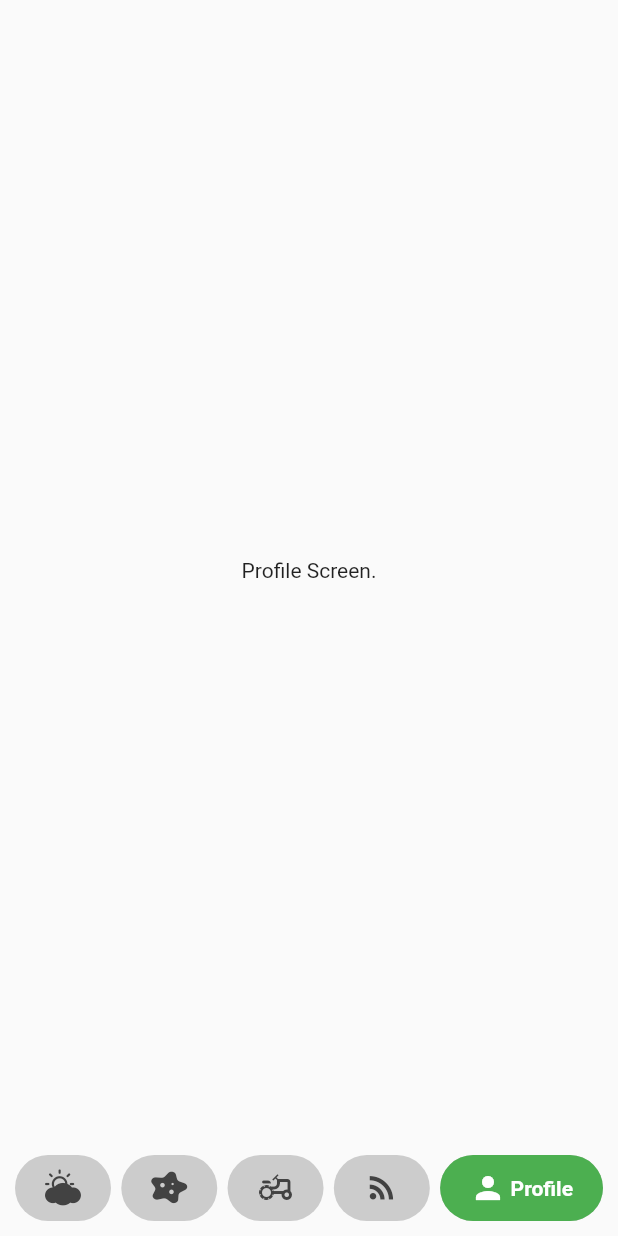
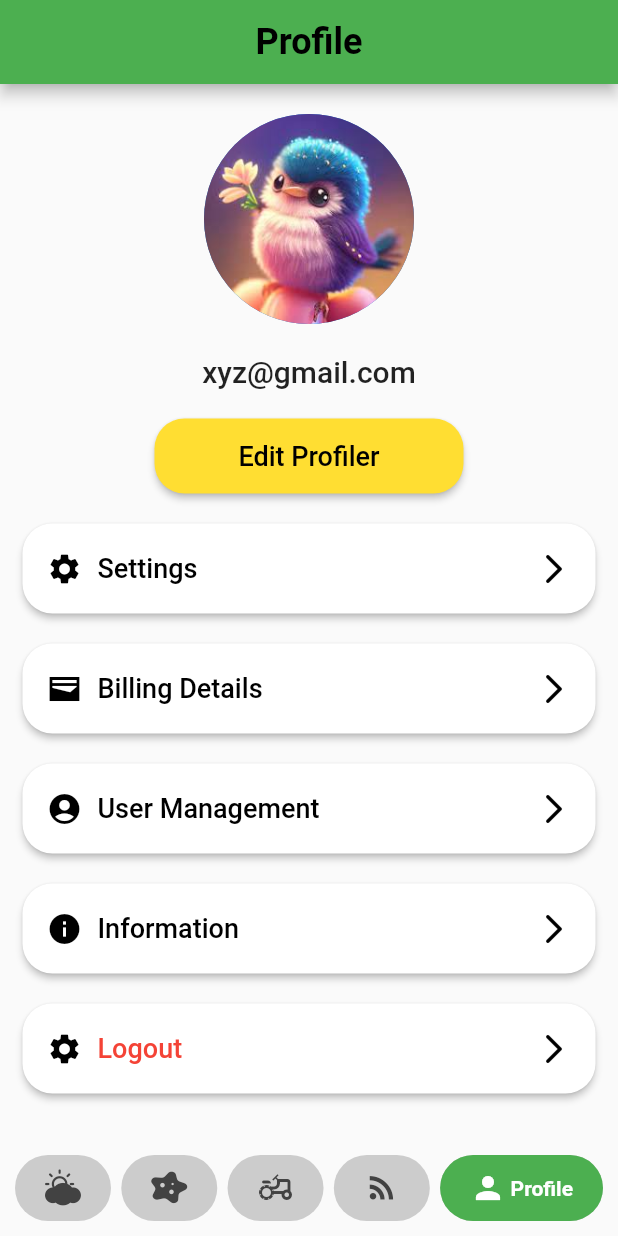
Before and after one commit to rohitsoniinfo/agro-tech, a Flutter app: the screen it shows after launch, item 5 of the bottom bar chosen, on a phone screen of 412 x 824 dp. Run offline on Flutter 3.47's test engine with Material 2 defaults, Android fonts, the phone set to English and light mode, and no system bars; drawn by our look-alikes of google_nav_bar; our stand-ins replace image_picker.

Commit message:
Added Profile Section

```diff
--- a/app/lib/Screens/profileScreen.dart
+++ b/app/lib/Screens/profileScreen.dart
@@ -7,14 +7,154 @@ class profileScreen extends StatefulWidget {
 }
 
 class _profileScreenState extends State<profileScreen> {
+
   @override
   Widget build(BuildContext context) {
-    return Container(
-      child: Center(
-        child: Text(
-          'Profile Screen.',
+    return Scaffold(
+      appBar: AppBar(
+        backgroundColor: Colors.green,
+        centerTitle: true,
+        title: Text('Profile',
+        style: TextStyle(
+          color: Colors.black,
+          fontSize: 24,
+          fontWeight: FontWeight.bold,
+        ),
+        ),
+      ),
+      body: Container(
+        child: Padding(
+          padding: const EdgeInsets.symmetric(horizontal: 15),
+          child: Column(
+            crossAxisAlignment: CrossAxisAlignment.start,
+            children: [
+              SizedBox(
+                height: 20,
+              ),
+              Center(
+                child: CircleAvatar(
+                  radius: 70,
+                  foregroundImage: AssetImage('assets/profile.jpeg',
+                  ),
+                ),
+              ),
+              SizedBox(height: 20,),
+              Center(
+                child: Text('xyz@gmail.com',
+                style: TextStyle(
+                  fontSize: 20,
+                  fontWeight: FontWeight.w500,
+                ),
+                ),
+              ),
+              SizedBox(height: 20,),
+              Center(
+                child: ElevatedButton(
+                onPressed: () {
+                  // Navigator.push(context,
+                  //   MaterialPageRoute(builder: (context) => HomeScreen()));
+                },
+                child: Text(
+                  'Edit Profiler',
+                  style: TextStyle(fontSize: 18),
+                ),
+                style: ElevatedButton.styleFrom(
+                  primary:Color(0xFFFFDE32),
+                  onPrimary: Colors.black,
+                  minimumSize: Size(MediaQuery.of(context).size.width/2, 50),
+                  shape: RoundedRectangleBorder(
+                    borderRadius: BorderRadius.circular(20.0),
+                  ),
+                ),
+              ),
+              ),
+              SizedBox(height: 20,),
+              ButtonList(
+                context: context,
+                icon: Icons.settings,
+                text: 'Settings',
+                col: Colors.black,
+                back : Icons.arrow_forward_ios_rounded,
+              ),
+              SizedBox(height: 20,),
+              ButtonList(
+                context: context,
+                icon: Icons.wallet_sharp,
+                text: 'Billing Details',
+                col: Colors.black,
+                back : Icons.arrow_forward_ios_rounded,
+              ),
+              SizedBox(height: 20,),
+              ButtonList(
+                context: context,
+                icon: Icons.account_circle_rounded,
+                text: 'User Management',
+                col: Colors.black,
+                back : Icons.arrow_forward_ios_rounded,
+              ),
+              SizedBox(height: 20,),
+              ButtonList(
+                context: context,
+                icon: Icons.info,
+                text: 'Information',
+                col: Colors.black,
+                back : Icons.arrow_forward_ios_rounded,
+              ),
+              SizedBox(height: 20,),
+              ButtonList(
+                context: context,
+                icon: Icons.settings,
+                text: 'Logout',
+                col: Colors.red,
+                back : Icons.arrow_forward_ios_rounded,
+              ),
+            ],
+          ),
         ),
       ),
     );
   }
 }
+
+//list
+
+  Widget ButtonList ({
+    required BuildContext context,
+    required IconData icon,
+    required Color col,
+    required String text,
+    required IconData back,
+  }) {
+    return
+      Container(
+                child: ElevatedButton(
+                  onPressed: (){},
+                  child: Row(
+                    mainAxisAlignment: MainAxisAlignment.spaceBetween,
+                    children: [
+                    Row(
+                      children: [
+                        Icon(icon),
+                        SizedBox(width: 10,),
+                        Text(text,
+                        style: TextStyle(
+                        fontSize: 18,
+                        color: col,
+                      ),
+                    ),
+                      ],
+                    ),
+                  Icon(back)
+                    ],
+                  ),
+                  style: ElevatedButton.styleFrom(
+                    primary: Colors.white,
+                    onPrimary: Colors.black,
+                    minimumSize: Size(MediaQuery.of(context).size.width, 60),
+                    shape: RoundedRectangleBorder(
+                      borderRadius: BorderRadius.circular(20.0),
+                    ),
+                  ),
+                  ),
+              );
+  }
--- a/app/lib/main.dart
+++ b/app/lib/main.dart
@@ -32,6 +32,7 @@ class _MyAppState extends State<MyApp> {
   @override
   Widget build(BuildContext context) {
     return MaterialApp(
+      debugShowCheckedModeBanner: false,
       home: Scaffold(
         // appBar: AppBar(),
         body: childrens[currentIndex],
--- a/app/pubspec.yaml
+++ b/app/pubspec.yaml
@@ -67,8 +67,8 @@ flutter:
   uses-material-design: true
 
   # To add assets to your application, add an assets section, like this:
-  # assets:
-  #   - images/a_dot_burr.jpeg
+  assets:
+    - assets/
   #   - images/a_dot_ham.jpeg
 
   # An image asset can refer to one or more resolution-specific "variants", see
```
Also changed, not shown: app/assets/profile.jpeg (added), app/pubspec.lock, 1 other file.
